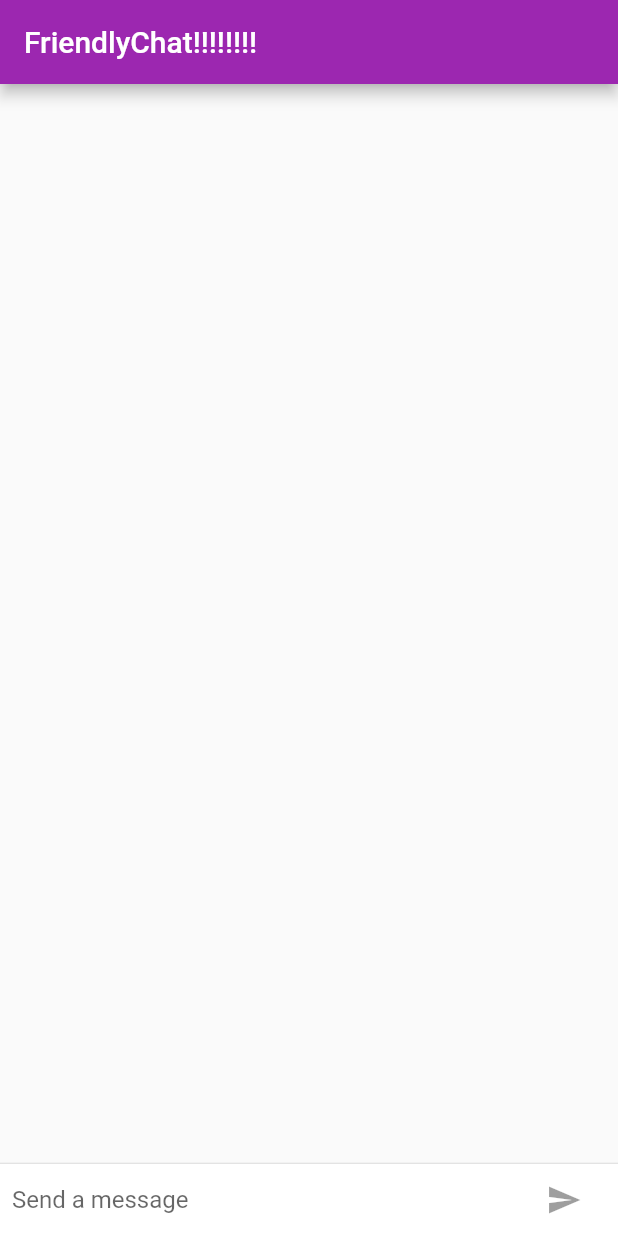
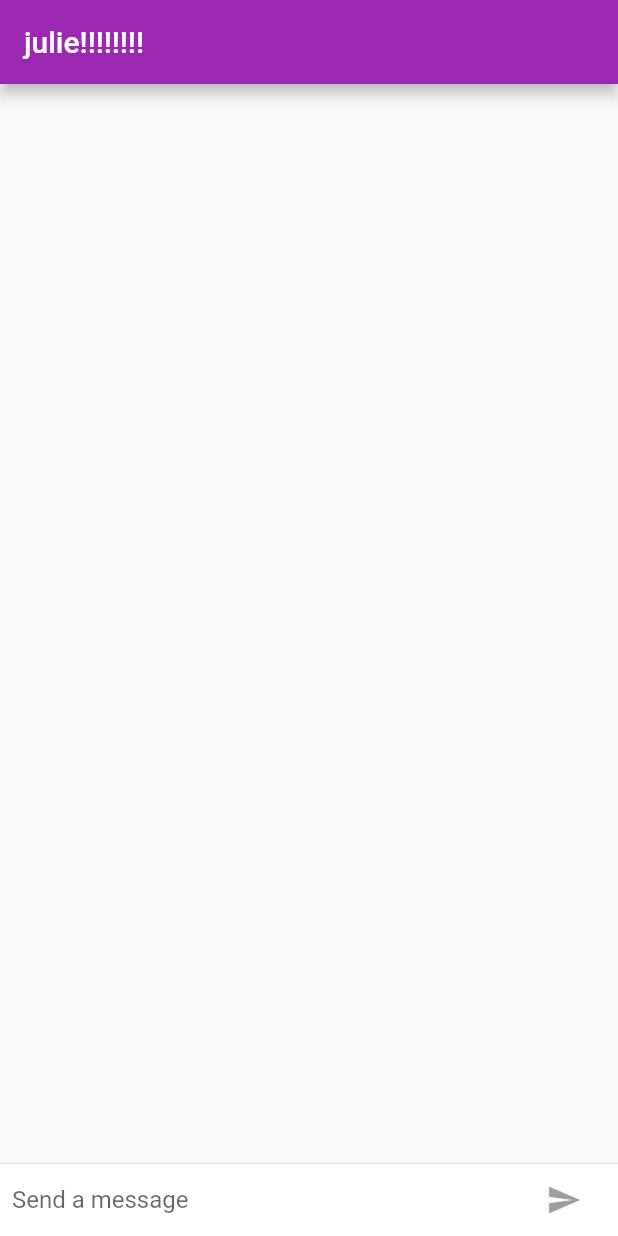
Before and after one commit to hlee748/friendly_chat, a Flutter app: the screen it shows after launch, on a phone screen of 412 x 824 dp. Run offline on Flutter 3.47's test engine with Material 2 defaults, Android fonts, the phone set to English and light mode, and no system bars.

Commit message:
put name!!!

```diff
--- a/lib/main.dart
+++ b/lib/main.dart
@@ -118,7 +118,7 @@ class _ChatScreenState extends State<ChatScreen> with TickerProviderStateMixin {
   Widget build(BuildContext context) {
     return Scaffold(
       appBar: AppBar(
-        title: const Text('FriendlyChat!!!!!!!!'),
+        title: const Text('julie!!!!!!!!'),
         elevation: Theme.of(context).platform == TargetPlatform.iOS ? 0.0 : 4.0,
       ),
       body: Container(
```
